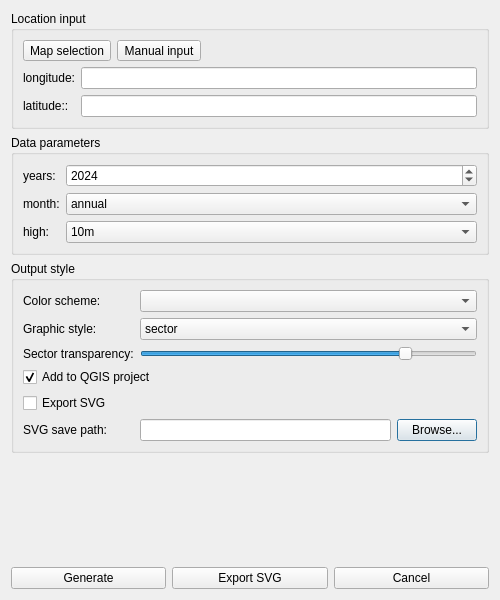
This is windrose_dialog.ui in skavazza/windrose as Qt 5 draws it before an edit. The edited form follows.
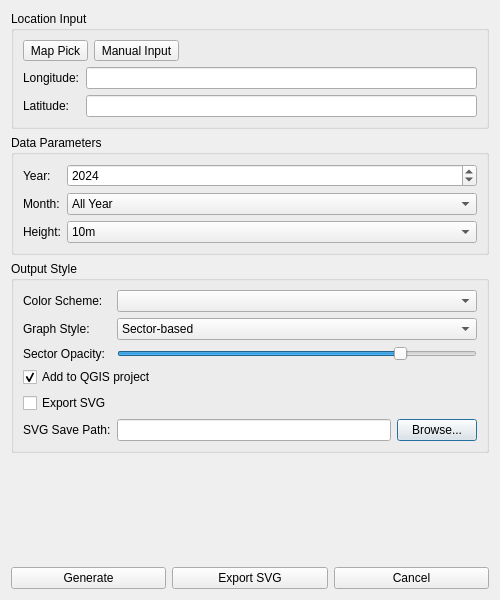
This is the edited form. Icons and pictures are not drawn.

The edit to the form file:
```diff
--- a/windrose_dialog.ui
+++ b/windrose_dialog.ui
@@ -17,7 +17,7 @@
    <item>
     <widget class="QGroupBox" name="grp_input">
      <property name="title">
-      <string>Location input</string>
+      <string>Location Input</string>
      </property>
      <layout class="QVBoxLayout" name="verticalLayout">
       <item>
@@ -25,7 +25,7 @@
         <item>
          <widget class="QToolButton" name="btn_map_point">
           <property name="text">
-           <string>Map selection</string>
+           <string>Map Pick</string>
           </property>
           <property name="icon">
            <iconset theme="QStyle::SP_ArrowUp"/>
@@ -38,7 +38,7 @@
         <item>
          <widget class="QToolButton" name="btn_manual">
           <property name="text">
-           <string>Manual input</string>
+           <string>Manual Input</string>
           </property>
           <property name="icon">
            <iconset theme="QStyle::SP_FileDialogDetailedView"/>
@@ -68,7 +68,7 @@
         <item row="0" column="0">
          <widget class="QLabel" name="label_lon">
           <property name="text">
-           <string>longitude:</string>
+           <string>Longitude:</string>
           </property>
          </widget>
         </item>
@@ -78,7 +78,7 @@
         <item row="1" column="0">
          <widget class="QLabel" name="label_lat">
           <property name="text">
-           <string>latitude::</string>
+           <string>Latitude:</string>
           </property>
          </widget>
         </item>
@@ -93,13 +93,13 @@
    <item>
     <widget class="QGroupBox" name="groupBox">
      <property name="title">
-      <string>Data parameters</string>
+      <string>Data Parameters</string>
      </property>
      <layout class="QFormLayout" name="formLayout">
       <item row="0" column="0">
        <widget class="QLabel" name="label_year">
         <property name="text">
-         <string>years:</string>
+         <string>Year:</string>
         </property>
        </widget>
       </item>
@@ -119,7 +119,7 @@
       <item row="1" column="0">
        <widget class="QLabel" name="label_month">
         <property name="text">
-         <string>month:</string>
+         <string>Month:</string>
         </property>
        </widget>
       </item>
@@ -127,7 +127,7 @@
        <widget class="QComboBox" name="cmb_month">
         <item>
          <property name="text">
-          <string>annual</string>
+          <string>All Year</string>
          </property>
         </item>
         <item>
@@ -195,7 +195,7 @@
       <item row="2" column="0">
        <widget class="QLabel" name="label_height">
         <property name="text">
-         <string>high:</string>
+         <string>Height:</string>
         </property>
        </widget>
       </item>
@@ -229,13 +229,13 @@
    <item>
     <widget class="QGroupBox" name="groupBox_2">
      <property name="title">
-      <string>Output style</string>
+      <string>Output Style</string>
      </property>
      <layout class="QGridLayout" name="gridLayout_2">
       <item row="0" column="0">
        <widget class="QLabel" name="label_style">
         <property name="text">
-         <string>Color scheme:</string>
+         <string>Color Scheme:</string>
         </property>
        </widget>
       </item>
@@ -245,7 +245,7 @@
       <item row="1" column="0">
        <widget class="QLabel" name="label_graph_style">
         <property name="text">
-         <string>Graphic style:</string>
+         <string>Graph Style:</string>
         </property>
        </widget>
       </item>
@@ -253,7 +253,7 @@
        <widget class="QComboBox" name="cmb_graph_style">
         <item>
          <property name="text">
-          <string>sector</string>
+          <string>Sector-based</string>
          </property>
         </item>
         <item>
@@ -266,7 +266,7 @@
       <item row="2" column="0">
        <widget class="QLabel" name="label_opacity">
         <property name="text">
-         <string>Sector transparency:</string>
+         <string>Sector Opacity:</string>
         </property>
        </widget>
       </item>
@@ -306,7 +306,7 @@
       <item row="5" column="0">
        <widget class="QLabel" name="label_svg_path">
         <property name="text">
-         <string>SVG save path:</string>
+         <string>SVG Save Path:</string>
         </property>
        </widget>
       </item>
```
Left out of the diff: 30 changed lines with no effect on the pictures.
